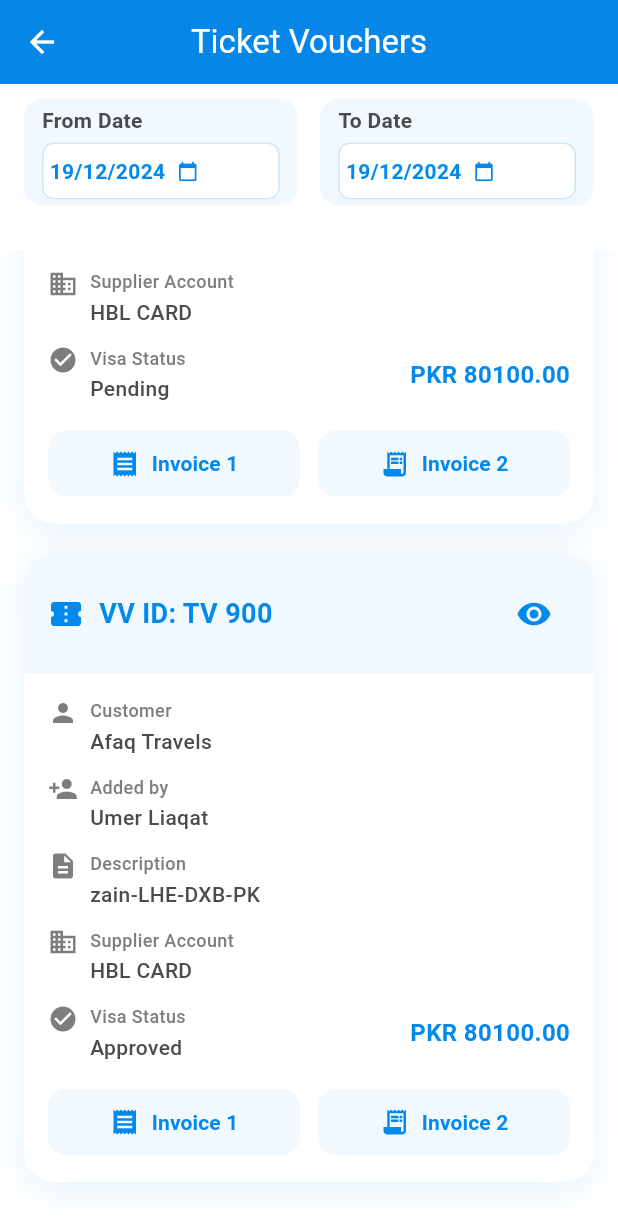
After one commit to ahmadtechdev/evoucherapp, a Flutter app: the ViewVisaVoucher screen opened directly, scrolled down 1131 dp, after a tap on the "visibility" icon, on a phone screen of 412 x 824 dp. The commit adds this screen. Shown: the top 1230 px of the screen. Run offline on Flutter 3.47's test engine with Material 3 defaults, Android fonts, the phone set to English and light mode, and no system bars; our stand-ins replace dio, dropdown_search, flutter_riverpod, get, image_picker, lottie and 4 more; missing offline and left inert: excel; accounts and stored records are empty.

Commit message:
visa voucher view UI created by zeeshan

```diff
--- a/lib/common_widget/bottom_navigation.dart
+++ b/lib/common_widget/bottom_navigation.dart
@@ -7,6 +7,7 @@
 import '../views/hotel_voucher/entry_hotel_voucher.dart';
 import '../views/ticket_voucher/entry_ticket_voucher/tictek_voucher.dart';
 import '../views/ticket_voucher/view_ticket_voucher/view_ticket_voucher.dart';
+import '../views/visa_voucher/view_visa_voucher.dart';
 
 class CustomBottomNavigationBar extends StatelessWidget {
   // Optional parameter - only pass when on a bottom nav page
@@ -39,7 +40,8 @@
         Get.to(()=> ViewTicketVoucher());
         break;
       case 4:
-        Navigator.pushNamed(context, '/package');
+        // Navigator.pushNamed(context, '/package');
+        Get.to(()=> ViewVisaVoucher());
         break;
       case 5:
         Navigator.pushNamed(context, '/other');
--- /dev/null
+++ b/lib/views/visa_voucher/view_visa_voucher.dart
@@ -0,0 +1,251 @@
+import 'package:evoucher/common/color_extension.dart';
+import 'package:evoucher/common_widget/dart_selector2.dart';
+import 'package:evoucher/views/visa_voucher/visa_voucher_controller.dart';
+import 'package:flutter/material.dart';
+import 'package:get/get.dart';
+
+class ViewVisaVoucher extends StatelessWidget {
+  final VisaVoucherController controller = Get.put(VisaVoucherController());
+
+  @override
+  Widget build(BuildContext context) {
+    return Scaffold(
+      backgroundColor: TColor.white,
+      appBar: AppBar(
+        centerTitle: true,
+        backgroundColor: TColor.primary,
+        foregroundColor: TColor.white,
+        title: const Text('Ticket Vouchers'),
+      ),
+      body: Column(
+        children: [
+          SizedBox(height: 10),
+          Container(
+            decoration: BoxDecoration(
+              color: TColor.white,
+              borderRadius: BorderRadius.only(
+                bottomLeft: Radius.circular(30),
+                bottomRight: Radius.circular(30),
+              ),
+            ),
+            padding: EdgeInsets.fromLTRB(16, 0, 16, 30),
+            child: Column(
+              children: [
+                Row(
+                  children: [
+                    Expanded(
+                      child: DateSelector2(
+                        label: 'From Date',
+                        fontSize: 14,
+                        initialDate: DateTime.now(),
+                        onDateChanged: (DateTime value) {},
+                      ),
+                    ),
+                    SizedBox(width: 15),
+                    Expanded(
+                      child: DateSelector2(
+                        label: 'To Date',
+                        fontSize: 14,
+                        initialDate: DateTime.now(),
+                        onDateChanged: (DateTime value) {},
+                      ),
+                    ),
+                  ],
+                ),
+              ],
+            ),
+          ),
+          Expanded(
+            child: Obx(
+              () {
+                return ListView.builder(
+                  padding: EdgeInsets.all(16),
+                  itemCount: controller.ticketVouchers.length,
+                  itemBuilder: (context, index) {
+                    var ticket = controller.ticketVouchers[index];
+                    return _buildVoucherCard(ticket);
+                  },
+                );
+              },
+            ),
+          ),
+        ],
+      ),
+    );
+  }
+
+  Widget _buildVoucherCard(Map<String, String> ticket) {
+    return Container(
+      margin: EdgeInsets.only(bottom: 20),
+      decoration: BoxDecoration(
+        color: TColor.white,
+        borderRadius: BorderRadius.circular(20),
+        boxShadow: [
+          BoxShadow(
+            color: TColor.primary.withOpacity(0.1),
+            blurRadius: 20,
+            offset: Offset(0, 5),
+          ),
+        ],
+      ),
+      child: Column(
+        children: [
+          Container(
+            padding: EdgeInsets.all(16),
+            decoration: BoxDecoration(
+              color: TColor.primary.withOpacity(0.05),
+              borderRadius: BorderRadius.only(
+                topLeft: Radius.circular(20),
+                topRight: Radius.circular(20),
+              ),
+            ),
+            child: Row(
+              children: [
+                Icon(Icons.confirmation_number, color: TColor.primary),
+                SizedBox(width: 10),
+                Text(
+                  'VV ID: ${ticket['VV_ID']}',
+                  style: TextStyle(
+                    color: TColor.primary,
+                    fontSize: 18,
+                    fontWeight: FontWeight.bold,
+                  ),
+                ),
+                Spacer(),
+                IconButton(
+                  icon: Icon(Icons.visibility, color: TColor.primary),
+                  onPressed: () {
+                    // Implement view action
+                  },
+                ),
+              ],
+            ),
+          ),
+          Padding(
+            padding: const EdgeInsets.all(16),
+            child: Column(
+              crossAxisAlignment: CrossAxisAlignment.start,
+              children: [
+                _buildInfoRow(
+                    Icons.person, 'Customer', ticket['customer'] ?? ''),
+                SizedBox(height: 12),
+                _buildInfoRow(
+                    Icons.person_add, 'Added by', ticket['added_by'] ?? ''),
+                SizedBox(height: 12),
+                _buildInfoRow(Icons.description, 'Description',
+                    ticket['description'] ?? ''),
+                SizedBox(height: 12),
+                _buildInfoRow(Icons.business, 'Supplier Account',
+                    ticket['supplier'] ?? ''),
+                SizedBox(height: 12),
+                Row(
+                  children: [
+                    Expanded(
+                      child: _buildInfoRow(
+                        Icons.check_circle,
+                        'Visa Status',
+                        ticket['visa_status'] ?? 'Pending',
+                      ),
+                    ),
+                    Container(
+                      // padding:
+                      //     EdgeInsets.symmetric(horizontal: 16, vertical: 8),
+                      // decoration: BoxDecoration(
+                      //   color: TColor.primary,
+                      //   borderRadius: BorderRadius.circular(20),
+                      // ),
+                      child: Text(
+                        'PKR ${ticket['price']}',
+                        style: TextStyle(
+                          color: TColor.primary,
+                          fontSize: 16,
+                          fontWeight: FontWeight.bold,
+                        ),
+                      ),
+                    ),
+                  ],
+                ),
+                SizedBox(height: 16),
+                Row(
+                  children: [
+                    Expanded(
+                      child: _buildActionButton('Invoice 1', Icons.receipt),
+                    ),
+                    SizedBox(width: 12),
+                    Expanded(
+                      child:
+                          _buildActionButton('Invoice 2', Icons.receipt_long),
+                    ),
+                  ],
+                ),
+              ],
+            ),
+          ),
+        ],
+      ),
+    );
+  }
+
+  Widget _buildInfoRow(IconData icon, String label, String value) {
+    return Row(
+      crossAxisAlignment: CrossAxisAlignment.start,
+      children: [
+        Icon(icon, size: 20, color: TColor.secondaryText),
+        SizedBox(width: 8),
+        Expanded(
+          child: Column(
+            crossAxisAlignment: CrossAxisAlignment.start,
+            children: [
+              Text(
+                label,
+                style: TextStyle(
+                  color: TColor.secondaryText,
+                  fontSize: 12,
+                  fontWeight: FontWeight.w500,
+                ),
+              ),
+              SizedBox(height: 2),
+              Text(
+                value,
+                style: TextStyle(
+                  color: TColor.primaryText,
+                  fontSize: 14,
+                  fontWeight: FontWeight.w500,
+                ),
+              ),
+            ],
+          ),
+        ),
+      ],
+    );
+  }
+
+  Widget _buildActionButton(String label, IconData icon) {
+    return ElevatedButton(
+      onPressed: () {},
+      style: ElevatedButton.styleFrom(
+        backgroundColor: TColor.primary.withOpacity(0.05),
+        foregroundColor: TColor.primary,
+        elevation: 0,
+        padding: EdgeInsets.symmetric(vertical: 12),
+        shape: RoundedRectangleBorder(
+          borderRadius: BorderRadius.circular(12),
+        ),
+      ),
+      child: Row(
+        mainAxisAlignment: MainAxisAlignment.center,
+        children: [
+          Icon(icon, size: 20),
+          SizedBox(width: 8),
+          Text(
+            label,
+            style: TextStyle(
+              fontSize: 14,
+              fontWeight: FontWeight.w600,
+            ),
+          ),
+        ],
+      ),
+    );
+  }
+}
--- /dev/null
+++ b/lib/views/visa_voucher/visa_voucher_controller.dart
@@ -0,0 +1,66 @@
+import 'package:get/get.dart';
+
+class VisaVoucherController extends GetxController {
+  var ticketVouchers = <Map<String, String>>[].obs;
+  var totalReceipt = 0.0.obs;
+  var fromDate = '12/01/2024'.obs;
+  var toDate = '12/17/2024'.obs;
+
+  @override
+  void onInit() {
+    super.onInit();
+    // Initialize ticket vouchers data
+    ticketVouchers.addAll([
+      {
+        'VV_ID': 'TV 917',
+        'customer': 'Princess Tourism',
+        'description': 'ZAID KHAN-17657334472524-DXB-KHI-EK',
+        'supplier': 'EMIRATES 13DEC2024 TESTING',
+        'added_by': 'Umer Liaqat',
+        'visa_status': 'Pending',
+        'price': '84415.00',
+      },
+      {
+        'VV_ID': 'TV 916',
+        'customer': 'Princess Tourism',
+        'description': 'ZAFFAR IQBAL-17657334472513-KHI-JED-EK',
+        'supplier': 'EMIRATES 13DEC2024 TESTING',
+        'added_by': 'Umer Liaqat',
+        'visa_status': 'Approved',
+        'price': '135085.00',
+      },
+      {
+        'VV_ID': 'TV 901',
+        'customer': 'Afaq Travels',
+        'description': 'zain-LHE-DXB-PK',
+        'supplier': 'HBL CARD',
+        'added_by': 'Umer Liaqat',
+        'visa_status': 'Pending',
+        'price': '80100.00',
+      },
+      {
+        'VV_ID': 'TV 900',
+        'customer': 'Afaq Travels',
+        'description': 'zain-LHE-DXB-PK',
+        'supplier': 'HBL CARD',
+        'added_by': 'Umer Liaqat',
+        'visa_status': 'Approved',
+        'price': '80100.00',
+      },
+    ]);
+
+    // Calculate total receipt
+    _calculateTotalReceipt();
+  }
+
+  void _calculateTotalReceipt() {
+    totalReceipt.value = ticketVouchers.fold(0.0, (sum, ticket) {
+      return sum + double.parse(ticket['price']!);
+    });
+  }
+
+  void updateDateRange(String from, String to) {
+    fromDate.value = from;
+    toDate.value = to;
+  }
+}
```
